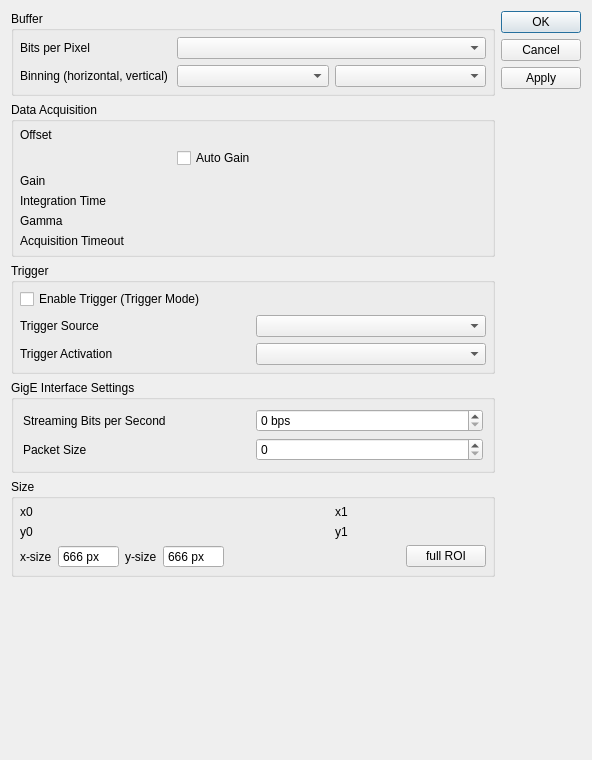
Old version of the form Tucsen/dialogTucsen.ui in the repository itom-project/plugins.
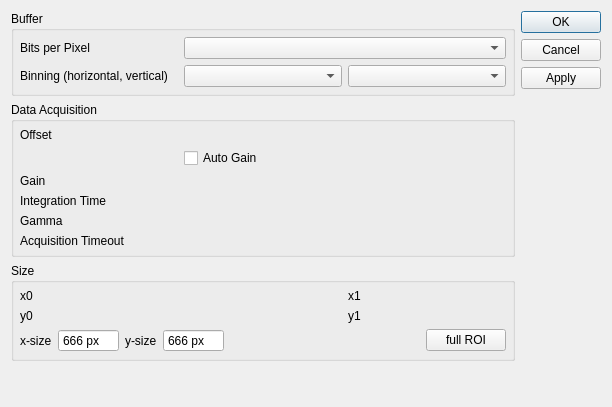
New version of the form. Custom widgets are drawn as their Qt base class.

Commit message: working on Tucsen plugin, gain, offset and integration time setting should be working by now

The edit to the form file:
```diff
--- a/Tucsen/dialogTucsen.ui
+++ b/Tucsen/dialogTucsen.ui
@@ -6,8 +6,8 @@
    <rect>
     <x>0</x>
     <y>0</y>
-    <width>592</width>
-    <height>760</height>
+    <width>612</width>
+    <height>407</height>
    </rect>
   </property>
   <property name="windowTitle">
@@ -141,16 +141,16 @@
         <item row="4" column="1" colspan="2">
          <widget class="SliderWidget" name="sliderIntegrationTime" native="true">
           <property name="decimals" stdset="0">
-           <number>4</number>
+           <number>0</number>
           </property>
           <property name="singleStep" stdset="0">
            <double>0.010000000000000</double>
           </property>
           <property name="maximum" stdset="0">
-           <double>100.000000000000000</double>
+           <double>257.000000000000000</double>
           </property>
           <property name="suffix" stdset="0">
-           <string> s</string>
+           <string>ms</string>
           </property>
          </widget>
         </item>
@@ -216,111 +216,6 @@
        </layout>
       </widget>
      </item>
-     <item>
-      <widget class="QGroupBox" name="groupTrigger">
-       <property name="title">
-        <string>Trigger</string>
-       </property>
-       <layout class="QGridLayout" name="gridLayout_4">
-        <property name="leftMargin">
-         <number>6</number>
-        </property>
-        <property name="topMargin">
-         <number>6</number>
-        </property>
-        <property name="rightMargin">
-         <number>6</number>
-        </property>
-        <property name="bottomMargin">
-         <number>6</number>
-        </property>
-        <item row="0" column="0" colspan="2">
-         <widget class="QCheckBox" name="checkTriggerMode">
-          <property name="text">
-           <string>Enable Trigger (Trigger Mode)</string>
-          </property>
-         </widget>
-        </item>
-        <item row="1" column="0">
-         <widget class="QLabel" name="label_bpp_4">
-          <property name="text">
-           <string>Trigger Source</string>
-          </property>
-         </widget>
-        </item>
-        <item row="1" column="1">
-         <widget class="QComboBox" name="comboTriggerSource">
-          <property name="enabled">
-           <bool>true</bool>
-          </property>
-          <property name="currentIndex">
-           <number>-1</number>
-          </property>
-         </widget>
-        </item>
-        <item row="2" column="0">
-         <widget class="QLabel" name="label_bpp_5">
-          <property name="text">
-           <string>Trigger Activation</string>
-          </property>
-         </widget>
-        </item>
-        <item row="2" column="1">
-         <widget class="QComboBox" name="comboTriggerActivation">
-          <property name="enabled">
-           <bool>true</bool>
-          </property>
-          <property name="currentIndex">
-           <number>-1</number>
-          </property>
-         </widget>
-        </item>
-       </layout>
-      </widget>
-     </item>
-     <item>
-      <widget class="QGroupBox" name="groupGigE">
-       <property name="title">
-        <string>GigE Interface Settings</string>
-       </property>
-       <layout class="QGridLayout" name="gridLayout_5">
-        <item row="0" column="0">
-         <widget class="QLabel" name="lbl_streambps">
-          <property name="text">
-           <string>Streaming Bits per Second</string>
-          </property>
-         </widget>
-        </item>
-        <item row="0" column="1">
-         <widget class="QSpinBox" name="spinStreamBpS">
-          <property name="suffix">
-           <string> bps</string>
-          </property>
-          <property name="maximum">
-           <number>124000000</number>
-          </property>
-          <property name="singleStep">
-           <number>1000</number>
-          </property>
-         </widget>
-        </item>
-        <item row="1" column="0">
-         <widget class="QLabel" name="label_bpp_7">
-          <property name="text">
-           <string>Packet Size</string>
-          </property>
-         </widget>
-        </item>
-        <item row="1" column="1">
-         <widget class="QSpinBox" name="spinPacketSize">
-          <property name="maximum">
-           <number>16384</number>
-          </property>
-         </widget>
-        </item>
-       </layout>
-      </widget>
-     </item>
      <item>
       <widget class="QGroupBox" name="groupBoxSize">
        <property name="enabled">
@@ -354,7 +249,7 @@
           <item row="0" column="1">
            <widget class="RangeWidget" name="rangeX01" native="true">
             <property name="maximum" stdset="0">
-             <number>2048</number>
+             <number>6000</number>
             </property>
             <property name="maximumValue" stdset="0">
              <number>99</number>
@@ -399,7 +294,7 @@
              <number>2</number>
             </property>
             <property name="maximum" stdset="0">
-             <number>2048</number>
+             <number>4000</number>
             </property>
             <property name="maximumValue" stdset="0">
              <number>99</number>
```
Left out of the diff: 2 changed lines with no effect on the pictures. The commit also changes 4 other files.
